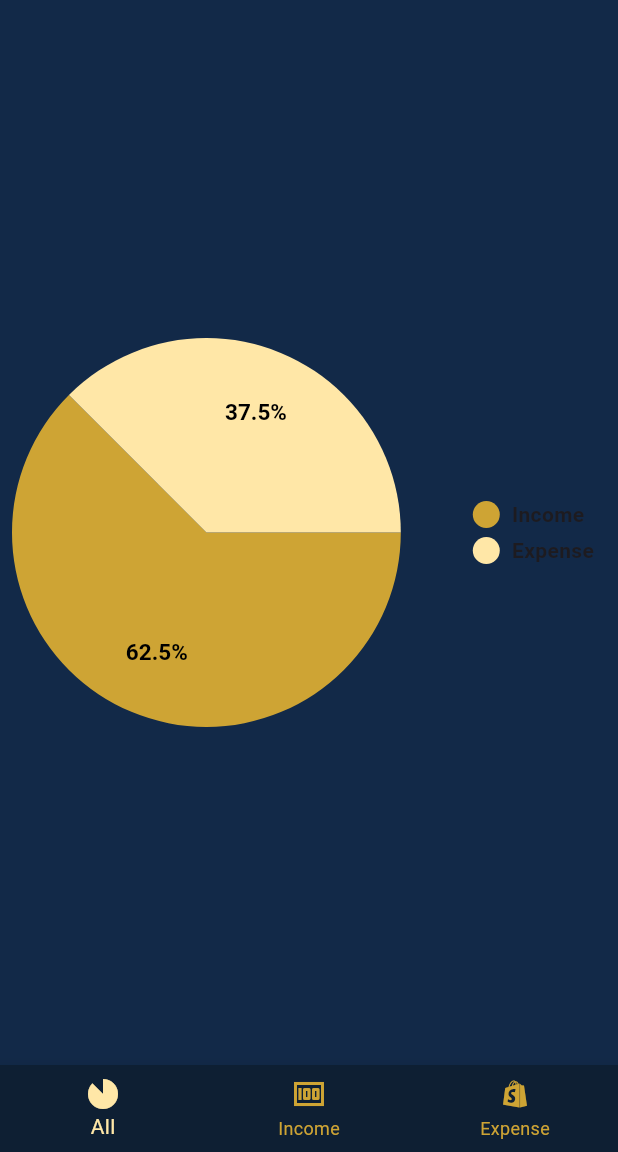
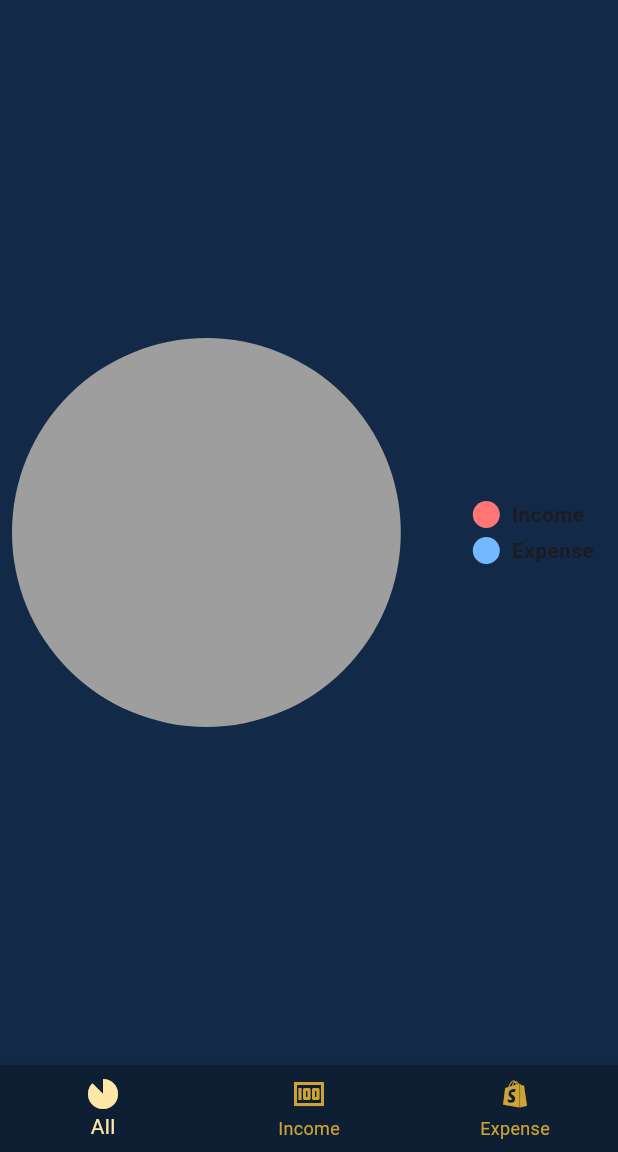
Before and after one commit to muhd-nish4d/Money-management, a Flutter app: the ScreenCircleChart screen opened directly, on a phone screen of 412 x 824 dp, the part 84-1236 px from its top. Run offline on Flutter 3.47's test engine with Material 2 defaults, Android fonts, the phone set to English and light mode, and no system bars; drawn by our look-alikes of pie_chart; our stand-ins replace flutter_slidable, fluttertoast, hive_flutter; missing offline and left inert: bottom_sheet; accounts and stored records are empty.

Commit message:
after graph(pie chart) complition

```diff
--- a/lib/screens/chart_screens/full_chart.dart
+++ b/lib/screens/chart_screens/full_chart.dart
@@ -1,5 +1,12 @@
 import 'package:flutter/material.dart';
 import 'package:pie_chart/pie_chart.dart';
+import 'package:tracker/problems/amount_totals.dart';
+
+import '../../db_functions/transactions/transaction_db_functions.dart';
+import '../../models/transactions/transactions_model.dart';
+
+ValueNotifier<List<TransactionModel>> chartNotifier =
+    ValueNotifier(TransactionDB.instance.transactionListNotifier.value);
 
 class ScreenFullChart extends StatefulWidget {
   const ScreenFullChart({super.key});
@@ -16,20 +23,31 @@ class _ScreenFullChartState extends State<ScreenFullChart> {
 
   @override
   Widget build(BuildContext context) {
-    return PieChart(
-      // centerTextStyle: TextStyle(color: Colors.white),
+    return ValueListenableBuilder(
+      valueListenable: chartNotifier,
+      builder: (context, value, child) {
+        Map<String, double> totalmappp = {
+          'Income': Amounts.instance.incomeResult.value,
+          'Expense': Amounts.instance.expenseResult.value,
+        };
+        return PieChart(dataMap: totalmappp);
+      },
+    );
 
-      // animationDuration: Duration(seconds: 1),
-      colorList: const [
-        Color.fromARGB(255, 206, 164, 52),
-        Color.fromARGB(255, 255, 231, 167),
-      ],
-      dataMap: dataMap,
-      chartValuesOptions: const ChartValuesOptions(
-          showChartValueBackground: false,
-          chartValueStyle: TextStyle(
-              fontSize: 15, color: Colors.black, fontWeight: FontWeight.bold),
-          showChartValuesInPercentage: true),
-    );
+    // PieChart(
+    //   // centerTextStyle: TextStyle(color: Colors.white),
+
+    //   // animationDuration: Duration(seconds: 1),
+    //   colorList: const [
+    //     Color.fromARGB(255, 206, 164, 52),
+    //     Color.fromARGB(255, 255, 231, 167),
+    //   ],
+    //   dataMap: dataMap,
+    //   chartValuesOptions: const ChartValuesOptions(
+    //       showChartValueBackground: false,
+    //       chartValueStyle: TextStyle(
+    //           fontSize: 15, color: Colors.black, fontWeight: FontWeight.bold),
+    //       showChartValuesInPercentage: true),
+    // );
   }
 }
```
Also changed, not shown: lib/screens/chart_screens/expense_chart.dart (+22 -22 lines), lib/screens/chart_screens/income_chart.dart (+38 -21 lines), lib/screens/home_screen.dart (+5 -4 lines).
